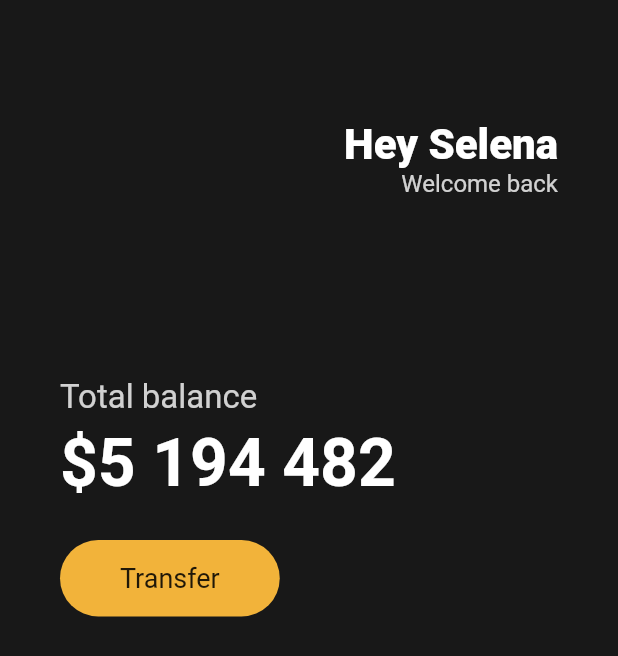
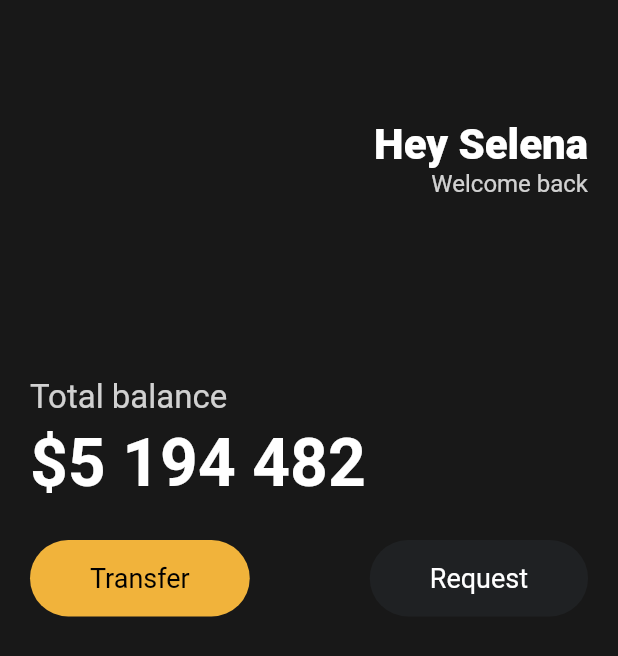
Before and after one commit to MalMyeong/clonecoding_ver1, a Flutter app: the screen it shows after launch, on a phone screen of 412 x 824 dp. Shown: the top 656 px of the screen. Run offline on Flutter 3.47's test engine with Material 2 defaults, Android fonts, the phone set to English and light mode, and no system bars.

Commit message:
Make and Connect button.dart and main.dart

```diff
--- a/lib/main.dart
+++ b/lib/main.dart
@@ -1,22 +1,24 @@
-import 'package:flutter/cupertino.dart';
+import 'package:clonecoding_ver1/widgets/Button.dart';
 import 'package:flutter/material.dart';
 
 void main() {
-  runApp(App());
+  runApp(const App());
 }
 
 class App extends StatelessWidget {
+  const App({super.key});
+
   @override
   Widget build(BuildContext context) {
     return MaterialApp(
       home: Scaffold(
-        backgroundColor: Color(0xFF181818),
+        backgroundColor: const Color(0xFF181818),
         body: Padding(
-          padding: EdgeInsets.symmetric(horizontal: 40),
+          padding: const EdgeInsets.symmetric(horizontal: 20),
           child: Column(
             crossAxisAlignment: CrossAxisAlignment.start,
             children: [
-              SizedBox(
+              const SizedBox(
                 height: 80,
               ),
               Row(
@@ -25,7 +27,7 @@
                   Column(
                     crossAxisAlignment: CrossAxisAlignment.end,
                     children: [
-                      Text(
+                      const Text(
                         'Hey Selena',
                         style: TextStyle(
                           color: Colors.white,
@@ -44,7 +46,7 @@
                   )
                 ],
               ),
-              SizedBox(
+              const SizedBox(
                 height: 120,
               ),
               Text(
@@ -54,10 +56,10 @@
                   color: Colors.white.withOpacity(0.8),
                 ),
               ),
-              SizedBox(
+              const SizedBox(
                 height: 5,
               ),
-              Text(
+              const Text(
                 '\$5 194 482',
                 style: TextStyle(
                   fontSize: 44,
@@ -65,29 +67,20 @@
                   color: Colors.white,
                 ),
               ),
-              SizedBox(
+              const SizedBox(
                 height: 25,
               ),
               Row(
-                children: [
-                  Container(
-                    decoration: BoxDecoration(
-                      color: Color(0xffF2B33A),
-                      borderRadius: BorderRadius.circular(45),
-                    ),
-                    child: Padding(
-                      padding: EdgeInsets.symmetric(
-                        vertical: 15,
-                        horizontal: 40,
-                      ),
-                      child: Text(
-                        'Transfer',
-                        style: TextStyle(
-                          fontSize: 18,
-                        ),
-                      ),
-                    ),
-                  ),
+                mainAxisAlignment: MainAxisAlignment.spaceBetween,
+                children: const [
+                  Button(
+                      text: 'Transfer',
+                      bgColor: Color(0xFFF1B33B),
+                      textColor: Colors.black),
+                  Button(
+                      text: 'Request',
+                      bgColor: Color(0xFF1F2123),
+                      textColor: Colors.white),
                 ],
               )
             ],
--- /dev/null
+++ b/lib/widgets/button.dart
@@ -0,0 +1,36 @@
+import 'package:flutter/widgets.dart';
+
+class Button extends StatelessWidget {
+  final String text;
+  final Color bgColor;
+  final Color textColor;
+
+  const Button(
+      {super.key,
+      required this.text,
+      required this.bgColor,
+      required this.textColor});
+
+  @override
+  Widget build(BuildContext context) {
+    return Container(
+      decoration: BoxDecoration(
+        color: bgColor,
+        borderRadius: BorderRadius.circular(45),
+      ),
+      child: Padding(
+        padding: const EdgeInsets.symmetric(
+          vertical: 15,
+          horizontal: 40,
+        ),
+        child: Text(
+          text,
+          style: TextStyle(
+            color: textColor,
+            fontSize: 18,
+          ),
+        ),
+      ),
+    );
+  }
+}
```
